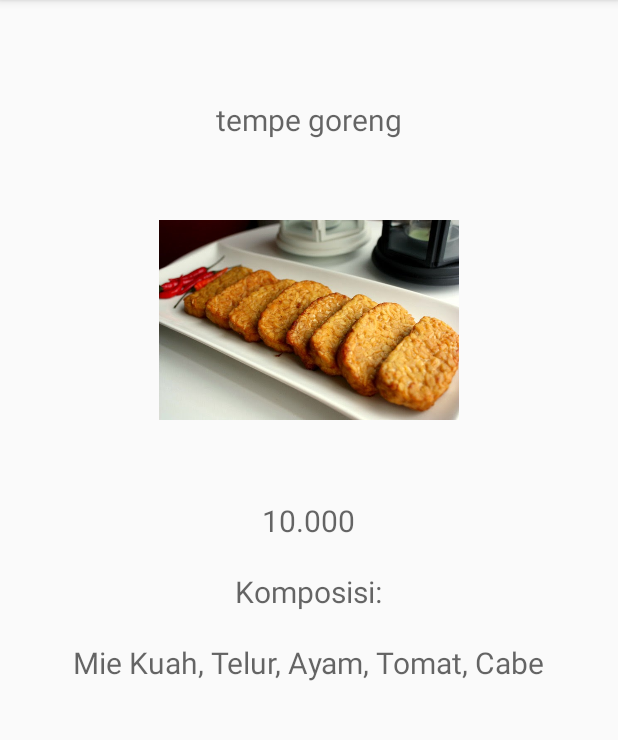
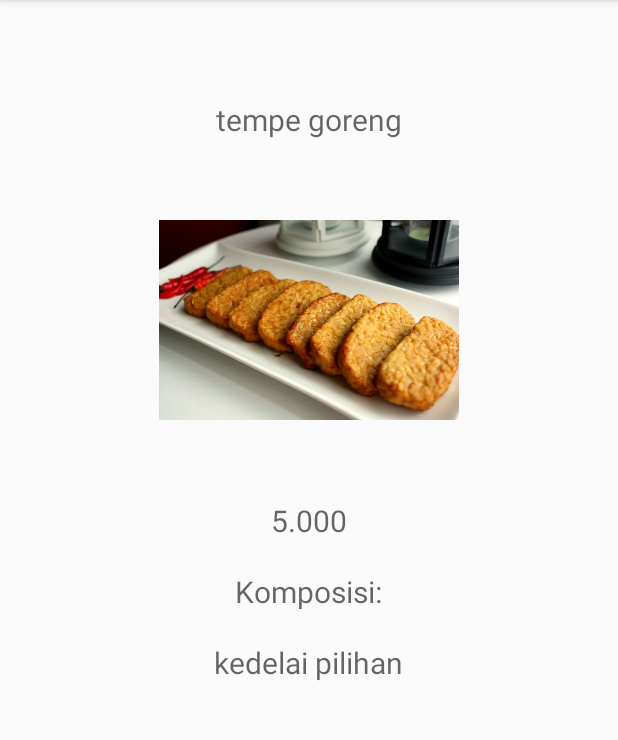
Before and after one commit to amrihanif/Amri_1202150075_Modul2, an Android app: the daftarMenu screen opened directly, with no data from a screen before it, after a tap on "tempe goreng", on a phone screen of 412 x 824 dp, the part 84-824 px from its top. Run offline under Robolectric (Android 15) with nearby library versions, the phone set to English and light mode, and no system bars.

Commit message:
With comment. Fix

```diff
--- a/app/src/main/java/com/example/amrihanif/amrihanif_1202150075_modul2/DetailMenu.java
+++ b/app/src/main/java/com/example/amrihanif/amrihanif_1202150075_modul2/DetailMenu.java
@@ -12,7 +12,7 @@ public class DetailMenu extends AppCompatActivity {
         super.onCreate(savedInstanceState);
         setContentView(R.layout.activity_detail_menu);
 
-        //mengeset button back agar muncul di view
+        //setting button back agar muncul di view
         getSupportActionBar().setDisplayHomeAsUpEnabled(true);
 
         //menerima value yang dikirimkan dari activity sebelumnya berupa sebuah key value
@@ -21,13 +21,13 @@ public class DetailMenu extends AppCompatActivity {
         String komposisi = getIntent().getStringExtra("komposisi");
         Integer image = getIntent().getIntExtra("image", 0);
 
-        //mendifinisikan TextView dan ImageView dengan id
+        //mendefinisikan TextView dan ImageView dengan id
         TextView txtMenu = findViewById(R.id.namaMenu);
         TextView txtPrice = findViewById(R.id.price);
         TextView txtkomposisi = findViewById(R.id.listkomposisi);
         ImageView images = findViewById(R.id.imageMenu);
 
-        //mengeset valuenya
+        //setting valuenya
         txtMenu.setText(menu);
         txtPrice.setText(price);
         txtkomposisi.setText(komposisi);
--- a/app/src/main/java/com/example/amrihanif/amrihanif_1202150075_modul2/MainActivity.java
+++ b/app/src/main/java/com/example/amrihanif/amrihanif_1202150075_modul2/MainActivity.java
@@ -1,9 +1,8 @@
 package com.example.amrihanif.amrihanif_1202150075_modul2;
 
-import android.annotation.SuppressLint;
 import android.content.Intent;
+import android.os.Bundle;
 import android.support.v7.app.AppCompatActivity;
-import android.os.Bundle;
 import android.view.View;
 import android.widget.Button;
 import android.widget.RadioButton;
@@ -25,6 +24,7 @@ public class MainActivity extends AppCompatActivity {
         take = findViewById(R.id.takeAway);
         pesan = findViewById(R.id.button);
 
+        //ketika tombol pesan dipilih maka program akan melakukan salah satu aksi
         pesan.setOnClickListener(new View.OnClickListener() {
             @Override
             public void onClick(View view) {
--- a/app/src/main/java/com/example/amrihanif/amrihanif_1202150075_modul2/daftarMenu.java
+++ b/app/src/main/java/com/example/amrihanif/amrihanif_1202150075_modul2/daftarMenu.java
@@ -17,11 +17,11 @@ public class daftarMenu extends AppCompatActivity {
     private ArrayList<String> Price;
     private ArrayList<Integer> Gambar;
 
-    //Daftar Menu
+    //array menu
     private String[] menu = {"Nasi Goreng", "Mie rebus Spesial", "tempe goreng", "Sate Madura", "paket kenyang", "risol"};
-    //Daftar Harga
-    private String[] price = {"15.000", "10.000", "10.000", "25.000", "30.000", "25.000"};
-    //Daftar Gambar
+    //array harga
+    private String[] price = {"15.000", "10.000", "5.000", "25.000", "30.000", "5.000"};
+    //array gambar
     private int[] image = {R.drawable.nasgor, R.drawable.mirebus, R.drawable.tempegoreng, R.drawable.sate, R.drawable.paketkenyang,
             R.drawable.risol};
 
@@ -36,11 +36,13 @@ public class daftarMenu extends AppCompatActivity {
 
         recyclerView= findViewById(R.id.recyclerview);
         DaftarItem();
+
         //Menggunakan Layout Manager, Dan Membuat List Secara Vertical
         layoutManager = new LinearLayoutManager(this);
         recyclerView.setLayoutManager(layoutManager);
         recyclerView.setHasFixedSize(true);
         adapter = new daftarMenuAdapter(Menu, Price, Gambar);
+
         //Memasang Adapter pada RecyclerView
         recyclerView.setAdapter(adapter);
     }
--- a/app/src/main/java/com/example/amrihanif/amrihanif_1202150075_modul2/daftarMenuAdapter.java
+++ b/app/src/main/java/com/example/amrihanif/amrihanif_1202150075_modul2/daftarMenuAdapter.java
@@ -11,12 +11,12 @@ import android.widget.TextView;
 
 import java.util.ArrayList;
 
-//Class Adapter ini Digunakan Untuk Mengatur Bagaimana Data akan Ditampilkan
+//Class Adapter ini Untuk Mengatur Bagaimana Data akan Ditampilkan
 public class daftarMenuAdapter extends RecyclerView.Adapter<daftarMenuAdapter.ViewHolder> {
 
-    private ArrayList<String> arrayListMenu; //Digunakan untuk Judul
-    private ArrayList<String> arrayListsPrice; //Digunakan untuk Menu
-    private ArrayList<Integer> gambar; //Digunakan untuk Image/Gambar
+    private ArrayList<String> arrayListMenu; // untuk Judul
+    private ArrayList<String> arrayListsPrice; // untuk Menu
+    private ArrayList<Integer> gambar; //untuk gambar
 
     //Membuat Konstruktor pada Class RecyclerViewAdapter
     daftarMenuAdapter(ArrayList<String> arrayListMenu, ArrayList<String> arrayListsPrice, ArrayList<Integer> Gambar){
@@ -25,7 +25,7 @@ public class daftarMenuAdapter extends RecyclerView.Adapter<daftarMenuAdapter.Vi
         this.gambar = Gambar;
     }
 
-    //ViewHolder Digunakan Untuk Menyimpan Referensi Dari View-View
+    //ViewHolder  Untuk Menyimpan Referensi Dari View-View
     class ViewHolder extends RecyclerView.ViewHolder{
 
         private TextView menu, price;
@@ -83,7 +83,7 @@ public class daftarMenuAdapter extends RecyclerView.Adapter<daftarMenuAdapter.Vi
                         intent.putExtra("menu", arrayListMenu.get(position));
                         intent.putExtra("price", arrayListsPrice.get(position));
                         intent.putExtra("image", gambar.get(position));
-                        komposisi = "Mie Goreng, Telur, Tomat, Cabe, Udang";
+                        komposisi = "Mie Kuah, Telur, Ayam, Tomat, Cabe";
                         intent.putExtra("komposisi", komposisi);
                         view.getContext().startActivity(intent);
                         break;
@@ -91,7 +91,7 @@ public class daftarMenuAdapter extends RecyclerView.Adapter<daftarMenuAdapter.Vi
                         intent.putExtra("menu", arrayListMenu.get(position));
                         intent.putExtra("price", arrayListsPrice.get(position));
                         intent.putExtra("image", gambar.get(position));
-                        komposisi = "Mie Kuah, Telur, Ayam, Tomat, Cabe";
+                        komposisi = "kedelai pilihan";
                         intent.putExtra("komposisi", komposisi);
                         view.getContext().startActivity(intent);
                         break;
@@ -99,7 +99,7 @@ public class daftarMenuAdapter extends RecyclerView.Adapter<daftarMenuAdapter.Vi
                         intent.putExtra("menu", arrayListMenu.get(position));
                         intent.putExtra("price", arrayListsPrice.get(position));
                         intent.putExtra("image", gambar.get(position));
-                        komposisi = "Daging, Kecap, Nasi, Cabe, Bawang";
+                        komposisi = "daging ayam, kacang, kecap, cabe";
                         intent.putExtra("komposisi", komposisi);
                         view.getContext().startActivity(intent);
                         break;
@@ -107,7 +107,7 @@ public class daftarMenuAdapter extends RecyclerView.Adapter<daftarMenuAdapter.Vi
                         intent.putExtra("menu", arrayListMenu.get(position));
                         intent.putExtra("price", arrayListsPrice.get(position));
                         intent.putExtra("image", gambar.get(position));
-                        komposisi = "Mie Kuah, Beef";
+                        komposisi = "Kentang, Roti, daging";
                         intent.putExtra("komposisi", komposisi);
                         view.getContext().startActivity(intent);
                         break;
@@ -115,7 +115,7 @@ public class daftarMenuAdapter extends RecyclerView.Adapter<daftarMenuAdapter.Vi
                         intent.putExtra("menu", arrayListMenu.get(position));
                         intent.putExtra("price", arrayListsPrice.get(position));
                         intent.putExtra("image", gambar.get(position));
-                        komposisi = "Nasi, Kecap, Telur, Tomat, Cabe, Bawang, Sayur";
+                        komposisi = "Wortel, Kentang";
                         intent.putExtra("komposisi", komposisi);
                         view.getContext().startActivity(intent);
                         break;
```
Also changed, not shown: app/src/main/java/com/example/amrihanif/amrihanif_1202150075_modul2/DineIn.java (+7 -0 lines), app/src/main/res/layout/mainactivity.xml (+4 -4 lines), app/src/main/res/layout/splashscreen.xml (+5 -5 lines), app/src/main/res/drawable/logo.png (deleted).
